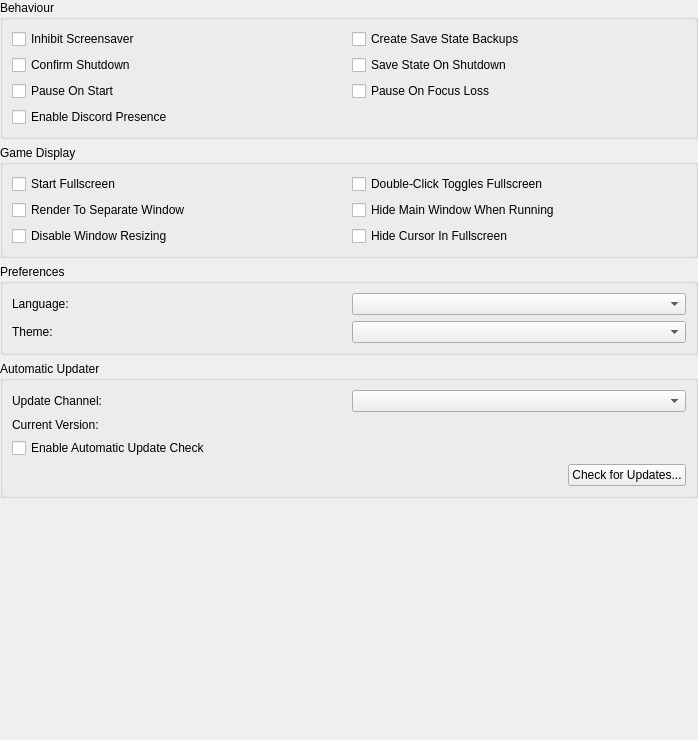
Qt form pcsx2-qt/Settings/InterfaceSettingsWidget.ui (PCSX2/pcsx2) before a commit.
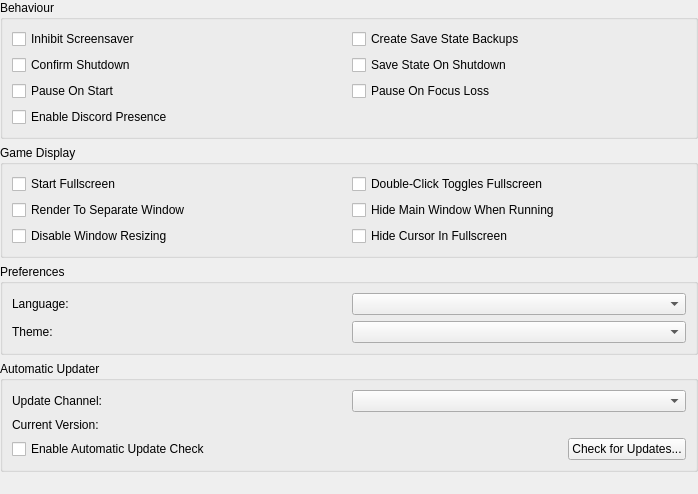
The same form after that commit.

Commit message: Qt: Shrink settings window by ~30 pixels

Diff of the .ui file:
```diff
--- a/pcsx2-qt/Settings/InterfaceSettingsWidget.ui
+++ b/pcsx2-qt/Settings/InterfaceSettingsWidget.ui
@@ -7,7 +7,7 @@
     <x>0</x>
     <y>0</y>
     <width>698</width>
-    <height>740</height>
+    <height>494</height>
    </rect>
   </property>
   <layout class="QVBoxLayout" name="verticalLayout">
@@ -192,26 +192,13 @@
        </widget>
       </item>
       <item row="2" column="0" colspan="2">
-       <widget class="QCheckBox" name="autoUpdateEnabled">
-        <property name="text">
-         <string>Enable Automatic Update Check</string>
-        </property>
-       </widget>
-      </item>
-      <item row="3" column="0" colspan="2">
-       <layout class="QHBoxLayout" name="horizontalLayout_2">
+       <layout class="QHBoxLayout" name="horizontalLayout" stretch="1,0">
         <item>
-         <spacer name="horizontalSpacer">
-          <property name="orientation">
-           <enum>Qt::Horizontal</enum>
+         <widget class="QCheckBox" name="autoUpdateEnabled">
+          <property name="text">
+           <string>Enable Automatic Update Check</string>
           </property>
-          <property name="sizeHint" stdset="0">
-           <size>
-            <width>40</width>
-            <height>20</height>
-           </size>
-          </property>
-         </spacer>
+         </widget>
         </item>
         <item>
          <widget class="QPushButton" name="checkForUpdates">
```
Left out of the diff: 18 changed lines with no effect on the pictures. The commit also changes 2 other files.
